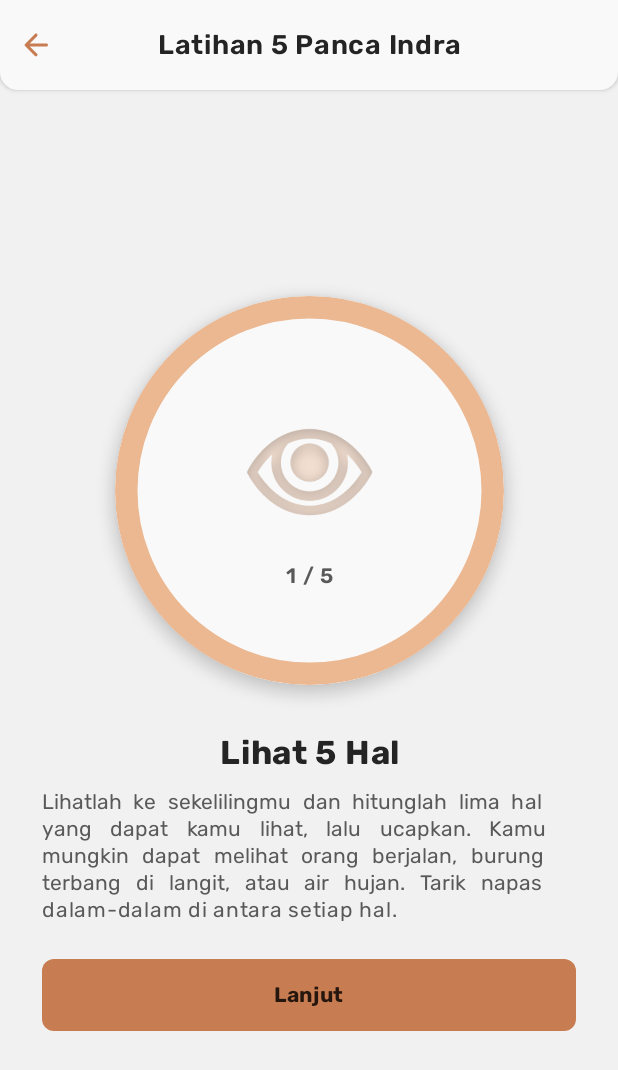
After one commit to JavaneseIvankov/HariKu_Cloned, an Android app built with Jetpack Compose: the SensesScreen screen opened through its navigation route, on a phone screen of 412 x 824 dp. The commit adds this screen. Shown: the top 1070 px of the screen. Run offline under Robolectric (Android 15) with nearby library versions, the phone set to English and light mode, and no system bars.

Commit message:
feat(sosbutton): teknik 5 panca indra

```diff
--- a/app/src/main/java/com/hariku/MainActivity.kt
+++ b/app/src/main/java/com/hariku/MainActivity.kt
@@ -17,6 +17,7 @@ import androidx.navigation.compose.rememberNavController
 import com.hariku.core.ui.components.Routes
 import com.hariku.core.ui.components.SosTopBar
 import com.hariku.core.ui.theme.HariKuTheme
+import com.hariku.feature.sos.SensesScreen
 import com.hariku.feature.sos.SosScreen
 import com.hariku.feature.sos.SosProfessionalScreen
 
@@ -47,7 +48,9 @@ class MainActivity : ComponentActivity() {
 private fun HariKuNavigation(onSosVisibilityChanged: (Boolean) -> Unit) {
     val navController = rememberNavController()
     val route = navController.currentBackStackEntryAsState().value?.destination?.route
-    val showSos = route == Routes.SosGraph.route || route == Routes.SosProfessional.route
+    val showSos = route == Routes.SosGraph.route ||
+        route == Routes.SosProfessional.route ||
+        route == Routes.Senses.route
     LaunchedEffect(showSos) { onSosVisibilityChanged(showSos) }
     NavHost(navController = navController, startDestination = Routes.Home.route) {
         composable(Routes.Home.route) {
@@ -56,8 +59,12 @@ private fun HariKuNavigation(onSosVisibilityChanged: (Boolean) -> Unit) {
         composable(Routes.SosGraph.route) {
             SosScreen(
                 onBack = { navController.popBackStack() },
+                onSenses = { navController.navigate(Routes.Senses.route) },
                 onProfessional = { navController.navigate(Routes.SosProfessional.route) }
             )
+        }
+        composable(Routes.Senses.route) {
+            SensesScreen(onExit = { navController.popBackStack() })
         }
         composable(Routes.SosProfessional.route) {
             SosProfessionalScreen(onBack = { navController.popBackStack() })
--- /dev/null
+++ b/app/src/main/java/com/hariku/feature/sos/SensesScreen.kt
@@ -0,0 +1,194 @@
+package com.hariku.feature.sos
+
+import androidx.activity.compose.BackHandler
+import androidx.compose.foundation.Canvas
+import androidx.compose.foundation.Image
+import androidx.compose.foundation.background
+import androidx.compose.foundation.layout.Box
+import androidx.compose.foundation.layout.BoxWithConstraints
+import androidx.compose.foundation.layout.Column
+import androidx.compose.foundation.layout.Spacer
+import androidx.compose.foundation.layout.fillMaxSize
+import androidx.compose.foundation.layout.fillMaxWidth
+import androidx.compose.foundation.layout.height
+import androidx.compose.foundation.layout.heightIn
+import androidx.compose.foundation.layout.navigationBarsPadding
+import androidx.compose.foundation.layout.padding
+import androidx.compose.foundation.layout.size
+import androidx.compose.foundation.layout.statusBarsPadding
+import androidx.compose.foundation.layout.widthIn
+import androidx.compose.foundation.rememberScrollState
+import androidx.compose.foundation.shape.CircleShape
+import androidx.compose.foundation.shape.RoundedCornerShape
+import androidx.compose.foundation.verticalScroll
+import androidx.compose.material.icons.Icons
+import androidx.compose.material.icons.automirrored.rounded.ArrowBack
+import androidx.compose.material3.Button
+import androidx.compose.material3.ButtonDefaults
+import androidx.compose.material3.Icon
+import androidx.compose.material3.IconButton
+import androidx.compose.material3.Text
+import androidx.compose.runtime.Composable
+import androidx.compose.runtime.getValue
+import androidx.compose.runtime.mutableIntStateOf
+import androidx.compose.runtime.saveable.rememberSaveable
+import androidx.compose.runtime.setValue
+import androidx.compose.ui.Alignment
+import androidx.compose.ui.Modifier
+import androidx.compose.ui.draw.shadow
+import androidx.compose.ui.geometry.Offset
+import androidx.compose.ui.geometry.Size
+import androidx.compose.ui.graphics.Color
+import androidx.compose.ui.graphics.StrokeCap
+import androidx.compose.ui.graphics.drawscope.Stroke
+import androidx.compose.ui.res.painterResource
+import androidx.compose.ui.res.stringResource
+import androidx.compose.ui.semantics.heading
+import androidx.compose.ui.semantics.semantics
+import androidx.compose.ui.text.font.FontWeight
+import androidx.compose.ui.text.style.TextAlign
+import androidx.compose.ui.unit.dp
+import androidx.compose.ui.unit.sp
+import com.hariku.R
+import com.hariku.core.ui.theme.Typography
+
+private val ExerciseBackground = Color(0xFFF1F1F1)
+private val ExerciseSurface = Color(0xFFF9F9F9)
+private val ExerciseInk = Color(0xFF242424)
+private val ExerciseAccent = Color(0xFFC77C51)
+private val ExerciseTrack = Color(0xFFECB891)
+private val ExerciseBody = Color(0xFF595959)
+private val ExerciseFont = Typography.bodyLarge.fontFamily
+
+private data class SenseStep(val title: Int, val description: Int, val icon: Int)
+
+private val senseSteps = listOf(
+    SenseStep(R.string.senses_see, R.string.senses_see_description, R.drawable.see),
+    SenseStep(R.string.senses_touch, R.string.senses_touch_description, R.drawable.touch),
+    SenseStep(R.string.senses_hear, R.string.senses_hear_description, R.drawable.hear),
+    SenseStep(R.string.senses_smell, R.string.senses_smell_description, R.drawable.nose),
+    SenseStep(R.string.senses_taste, R.string.senses_taste_description, R.drawable.taste),
+    SenseStep(R.string.senses_done, R.string.senses_done_description, R.drawable.complete)
+)
+
+@Composable
+fun SensesScreen(onExit: () -> Unit) {
+    var stepIndex by rememberSaveable { mutableIntStateOf(0) }
+    val step = senseSteps[stepIndex]
+    val completed = stepIndex == senseSteps.lastIndex
+    val onBack: () -> Unit = { if (stepIndex == 0) onExit() else stepIndex-- }
+    BackHandler(onBack = onBack)
+
+    Column(Modifier.fillMaxSize().background(ExerciseBackground).navigationBarsPadding()) {
+        Box(
+            Modifier.fillMaxWidth()
+                .shadow(2.dp, RoundedCornerShape(bottomStart = 12.dp, bottomEnd = 12.dp))
+                .background(ExerciseSurface)
+                .statusBarsPadding()
+                .heightIn(min = 60.dp),
+            contentAlignment = Alignment.Center
+        ) {
+            IconButton(onClick = onBack, modifier = Modifier.align(Alignment.CenterStart)) {
+                Icon(
+                    Icons.AutoMirrored.Rounded.ArrowBack,
+                    contentDescription = stringResource(R.string.sos_back),
+                    tint = ExerciseAccent
+                )
+            }
+            Text(
+                stringResource(R.string.senses_title),
+                modifier = Modifier.padding(horizontal = 52.dp, vertical = 12.dp),
+                color = ExerciseInk,
+                fontFamily = ExerciseFont,
+                fontWeight = FontWeight.SemiBold,
+                fontSize = 18.sp,
+                textAlign = TextAlign.Center
+            )
+        }
+        BoxWithConstraints(Modifier.fillMaxWidth().weight(1f)) {
+            val viewportHeight = maxHeight
+            val circleSize = (maxWidth * 0.63f).coerceAtMost(268.dp)
+            Box(
+                Modifier.fillMaxSize().verticalScroll(rememberScrollState())
+                    .heightIn(min = viewportHeight).padding(horizontal = 28.dp, vertical = 24.dp),
+                contentAlignment = Alignment.Center
+            ) {
+                Column(
+                    Modifier.widthIn(max = 420.dp).fillMaxWidth(),
+                    horizontalAlignment = Alignment.CenterHorizontally
+                ) {
+                    Box(
+                        Modifier.size(circleSize).shadow(6.dp, CircleShape).background(ExerciseSurface, CircleShape),
+                        contentAlignment = Alignment.Center
+                    ) {
+                        Canvas(Modifier.fillMaxSize()) {
+                            val width = 15.dp.toPx()
+                            val inset = width / 2
+                            val arcSize = Size(size.width - width, size.height - width)
+                            val topLeft = Offset(inset, inset)
+                            drawArc(ExerciseTrack, 0f, 360f, false, topLeft, arcSize, style = Stroke(width))
+                            if (stepIndex > 0) {
+                                drawArc(
+                                    ExerciseAccent, -90f, 360f * stepIndex / senseSteps.lastIndex,
+                                    false, topLeft, arcSize, style = Stroke(width, cap = StrokeCap.Round)
+                                )
+                            }
+                        }
+                        Column(horizontalAlignment = Alignment.CenterHorizontally) {
+                            Image(
+                                painterResource(step.icon),
+                                contentDescription = null,
+                                modifier = Modifier.size(circleSize * if (completed) 0.36f else 0.44f)
+                            )
+                            if (!completed) {
+                                Text(
+                                    stringResource(R.string.senses_progress, stepIndex + 1, senseSteps.lastIndex),
+                                    fontFamily = ExerciseFont,
+                                    fontWeight = FontWeight.SemiBold,
+                                    color = ExerciseBody,
+                                    fontSize = 14.sp
+                                )
+                            }
+                        }
+                    }
+                    Spacer(Modifier.height(32.dp))
+                    Text(
+                        stringResource(step.title),
+                        modifier = Modifier.semantics { heading() },
+                        color = ExerciseInk,
+                        fontFamily = ExerciseFont,
+                        fontWeight = FontWeight.Bold,
+                        fontSize = 22.sp,
+                        textAlign = TextAlign.Center
+                    )
+                    Spacer(Modifier.height(10.dp))
+                    Text(
+                        stringResource(step.description),
+                        modifier = Modifier.fillMaxWidth().heightIn(min = 96.dp),
+                        color = ExerciseBody,
+                        fontFamily = ExerciseFont,
+                        fontSize = 14.sp,
+                        lineHeight = 18.sp,
+                        textAlign = TextAlign.Justify
+                    )
+                    Spacer(Modifier.height(18.dp))
+                    Button(
+                        onClick = { if (completed) onExit() else stepIndex++ },
+                        modifier = Modifier.fillMaxWidth().heightIn(min = 48.dp),
+                        shape = RoundedCornerShape(8.dp),
+                        colors = ButtonDefaults.buttonColors(
+                            containerColor = ExerciseAccent,
+                            contentColor = Color(0xFF26170E)
+                        )
+                    ) {
+                        Text(
+                            stringResource(if (completed) R.string.sos_back else R.string.senses_next),
+                            fontFamily = ExerciseFont,
+                            fontWeight = FontWeight.Bold
+                        )
+                    }
+                }
+            }
+        }
+    }
+}
--- a/app/src/main/java/com/hariku/feature/sos/SosScreens.kt
+++ b/app/src/main/java/com/hariku/feature/sos/SosScreens.kt
@@ -65,7 +65,7 @@ private val Rubik = FontFamily(
 )
 
 @Composable
-fun SosScreen(onBack: () -> Unit, onProfessional: () -> Unit) {
+fun SosScreen(onBack: () -> Unit, onSenses: () -> Unit, onProfessional: () -> Unit) {
     SosLayout(onBack) {
         Text(stringResource(R.string.sos_question))
         Spacer(Modifier.height(26.dp))
@@ -80,8 +80,7 @@ fun SosScreen(onBack: () -> Unit, onProfessional: () -> Unit) {
         Text(stringResource(R.string.sos_support))
         Spacer(Modifier.height(42.dp))
         OutlinedButton(
-            onClick = {},
-            enabled = false,
+            onClick = onSenses,
             modifier = Modifier.fillMaxWidth().heightIn(min = 48.dp),
             shape = CardShape,
             border = BorderStroke(2.5.dp, Rose)
--- a/app/src/main/res/values/strings.xml
+++ b/app/src/main/res/values/strings.xml
@@ -17,4 +17,19 @@
     <string name="sos_dial_unavailable">Aplikasi telepon tidak tersedia.</string>
     <string name="sos_back">Kembali</string>
     <string name="web_client_id" translatable="false">715861009439-e9dl3vto7cecn9hn41a0t4rvie4sk322.apps.googleusercontent.com</string>
+    <string name="senses_title">Latihan 5 Panca Indra</string>
+    <string name="senses_progress">%1$d / %2$d</string>
+    <string name="senses_next">Lanjut</string>
+    <string name="senses_see">Lihat 5 Hal</string>
+    <string name="senses_see_description">Lihatlah ke sekelilingmu dan hitunglah lima hal yang dapat kamu lihat, lalu ucapkan. Kamu mungkin dapat melihat orang berjalan, burung terbang di langit, atau air hujan. Tarik napas dalam-dalam di antara setiap hal.</string>
+    <string name="senses_touch">Sentuh 4 Hal</string>
+    <string name="senses_touch_description">Lanjut dengan menyebutkan empat hal yang dapat kamu sentuh. Mungkin kamu sedang duduk di kursi dan bisa merasakan kursi di kaki atau punggungmu. Tarik napas dalam-dalam di antara setiap hal.</string>
+    <string name="senses_hear">Dengarkan 3 Hal</string>
+    <string name="senses_hear_description">Sebutkan tiga hal yang dapat kamu dengar, baik di dalam maupun di luar ruangan. Perhatikan setiap suara yang kamu dengar. Tarik napas dalam-dalam di antara setiap hal.</string>
+    <string name="senses_smell">Cium Bau 2 Hal</string>
+    <string name="senses_smell_description">Sebutkan dua hal yang dapat kamu cium. Lakukan dengan mata tertutup. Mungkin kamu bisa mencium aroma makanan, bunga, atau pengharum ruangan. Tarik napas dalam-dalam di antara setiap hal.</string>
+    <string name="senses_taste">Rasakan 1 Hal</string>
+    <string name="senses_taste_description">Sebutkan satu hal yang bisa kamu cicipi. Kamu mungkin bisa merasakan kopi yang kamu minum pagi ini atau sarapanmu, seperti cokelat atau jus jeruk. Tarik napas dalam-dalam.</string>
+    <string name="senses_done">Selesai!</string>
+    <string name="senses_done_description">Semoga setelah ini kamu merasa sedikit lebih rileks dan tidak terlalu cemas.</string>
 </resources>
```
